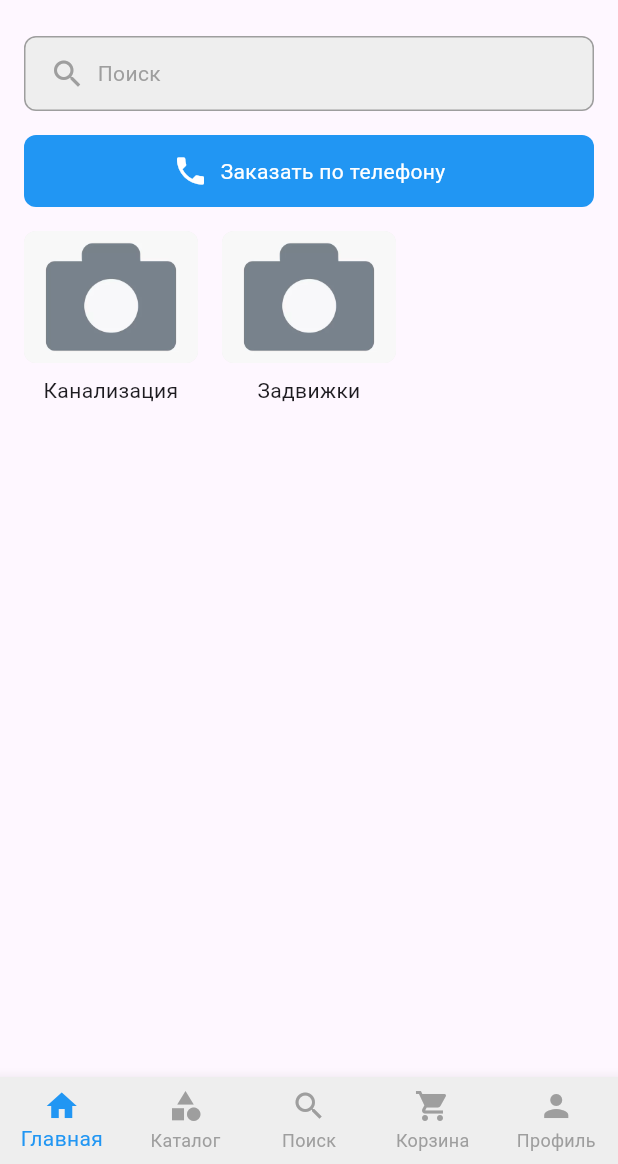
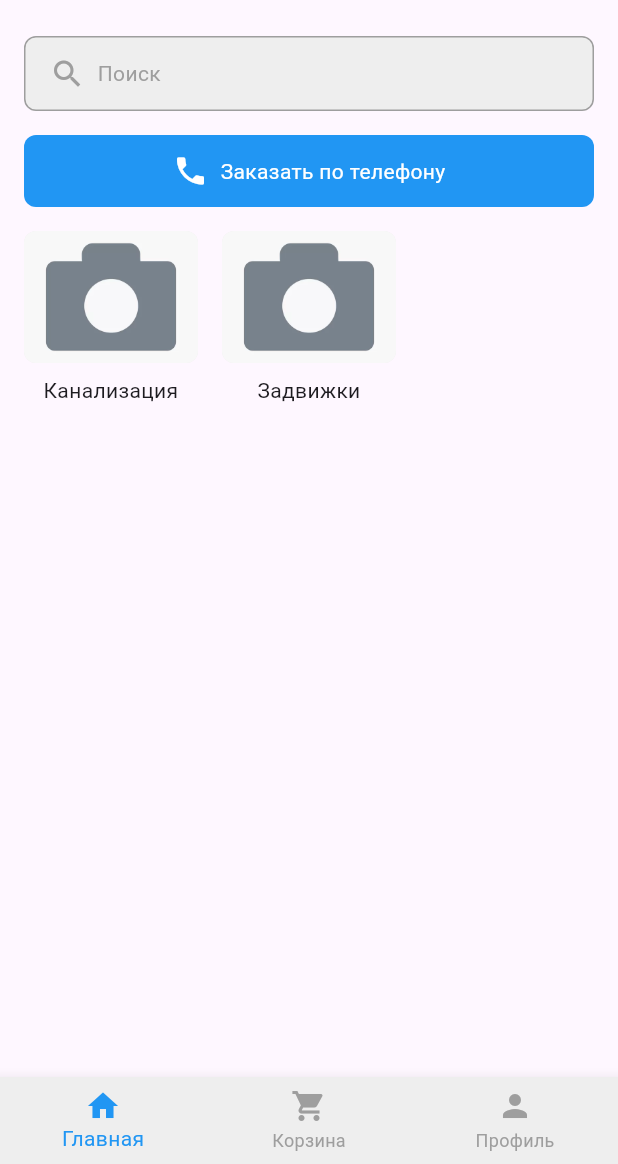
Before and after one commit to P4uil/teplo_voda_store, a Flutter app: the TabBarViewWidget screen opened directly, on a phone screen of 412 x 824 dp, the part 72-1236 px from its top. Run offline on Flutter 3.47's test engine with Material 3 defaults, Android fonts, the phone set to English and light mode, and no system bars; our stand-ins replace bloc, equatable, flutter_bloc.

Commit message:
trying new interface

```diff
--- a/lib/components/tabbar/tabbar.dart
+++ b/lib/components/tabbar/tabbar.dart
@@ -1,9 +1,7 @@
 import 'package:flutter/material.dart';
 import 'package:flutter_bloc/flutter_bloc.dart';
 import 'package:teplo_voda_store/components/tabbar/bloc/tabbar_bloc.dart';
-import 'package:teplo_voda_store/pages/catalog/catalog_view.dart';
 import 'package:teplo_voda_store/pages/profile/profile_view.dart';
-import 'package:teplo_voda_store/pages/search/search_view.dart';
 import 'package:teplo_voda_store/pages/store/store_view.dart';
 import '../../pages/cart/cart_view.dart';
 
@@ -41,16 +39,10 @@ class _TabBarViewWidgetState extends State<TabBarViewWidget> {
           child: PageView(
             controller: _pageController,
             physics: const NeverScrollableScrollPhysics(), // Отключить свайпы
-            children: [
-              const StoreView(),
-              CatalogView(
-                onSectionSelected: (index) {
-                  print('Section selected: $index');
-                },
-              ),
-              const SearchView(),
-              const CartView(),
-              const ProfileView(),
+            children: const [
+              StoreView(),
+              CartView(),
+              ProfileView(),
             ],
           ),
         ),
@@ -74,14 +66,6 @@ class _TabBarViewWidgetState extends State<TabBarViewWidget> {
                     label: 'Главная',
                   ),
                   BottomNavigationBarItem(
-                    icon: Icon(Icons.category),
-                    label: 'Каталог',
-                  ),
-                  BottomNavigationBarItem(
-                    icon: Icon(Icons.search),
-                    label: 'Поиск',
-                  ),
-                  BottomNavigationBarItem(
                     icon: Icon(Icons.shopping_cart),
                     label: 'Корзина',
                   ),
--- a/lib/pages/store/store_view.dart
+++ b/lib/pages/store/store_view.dart
@@ -51,7 +51,7 @@ class _StoreViewState extends State<StoreView> {
             padding: const EdgeInsets.all(16.0),
             child: InkWell(
               onTap: () {
-                context.read<TabBarBloc>().add(SwitchTabEvent(2));
+                // context.read<TabBarBloc>().add(SwitchTabEvent(2)); //! old functional do not delete
               },
               child: Container(
                 padding:
```
